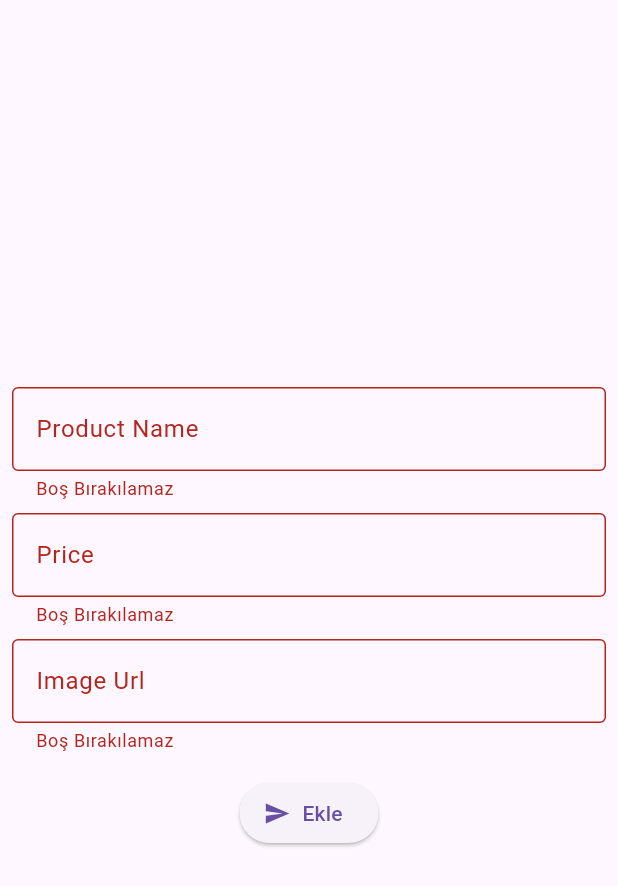
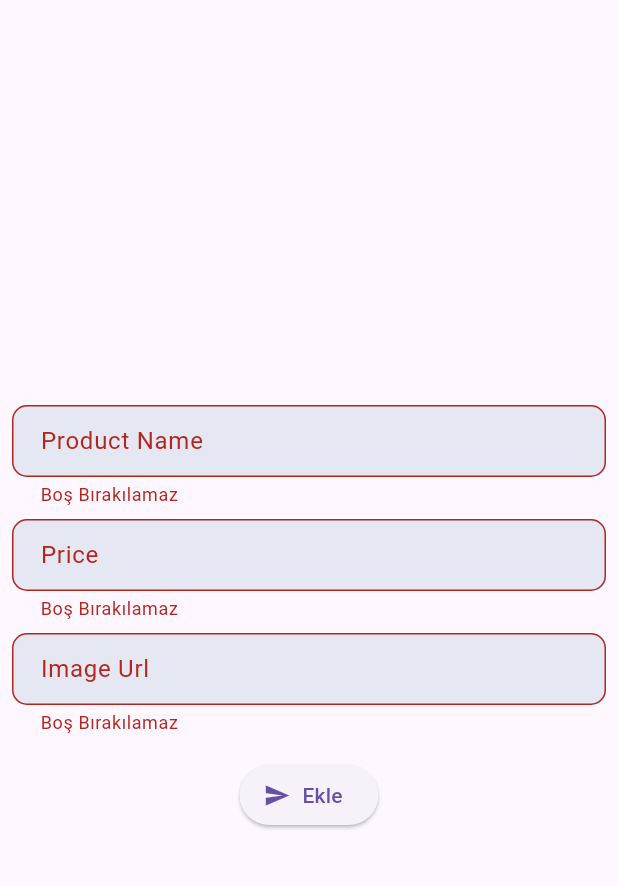
Before and after one commit to faarukbulut/todoapp, a Flutter app: the AddProductView screen opened directly, on a phone screen of 412 x 824 dp. Shown: the top 886 px of the screen. Run offline on Flutter 3.47's test engine with Material 3 defaults, Android fonts, the phone set to English and light mode, and no system bars; our stand-ins replace get.

```diff
--- /dev/null
+++ b/lib/core/components/buton/custom_buton.dart
@@ -0,0 +1,22 @@
+import 'package:flutter/material.dart';
+
+normalElevatedButon(Function function, Color color, String text) {
+  return ElevatedButton(
+    onPressed: (){ function(); },
+    style: ElevatedButton.styleFrom(
+      backgroundColor: color,
+      shape: RoundedRectangleBorder(
+        borderRadius: BorderRadius.circular(12),
+      ),
+    ),
+    child: Text(text, style: const TextStyle(color: Colors.white)),
+  );
+}
+
+iconElevatedButon(Function function, IconData icon, String text) {
+  return ElevatedButton.icon(
+    onPressed: (){ function(); },
+    icon: Icon(icon),
+    label: Text(text),
+  );
+}
--- a/lib/core/components/textfield/custom_styles.dart
+++ b/lib/core/components/textfield/custom_styles.dart
@@ -2,8 +2,35 @@
 
 InputDecoration customInputDecoration(String text) {
   return InputDecoration(
-    border: OutlineInputBorder(),
+    contentPadding: const EdgeInsets.symmetric(vertical: 7.0, horizontal: 15.0),
+    hintText: text,
+    hintStyle: const TextStyle(fontSize: 14),
     label: Text(text),
-    floatingLabelBehavior: FloatingLabelBehavior.auto
+    floatingLabelBehavior: FloatingLabelBehavior.auto,
+    border: OutlineInputBorder(
+      borderRadius: BorderRadius.circular(10),
+    ),
+    focusedBorder: OutlineInputBorder(
+      borderRadius: BorderRadius.circular(10),
+      borderSide: const BorderSide(
+        color: Color(0xffe5e7f2),
+      ),
+    ),
+    disabledBorder: OutlineInputBorder(
+      borderRadius: BorderRadius.circular(10),
+      borderSide: const BorderSide(
+        color: Color(0xffe5e7f2),
+      ),
+    ),
+    enabledBorder: OutlineInputBorder(
+      borderRadius: BorderRadius.circular(10),
+      borderSide: const BorderSide(
+        color: Color(0xffe5e7f2),
+      ),
+    ),
+    filled: true,
+    fillColor: const Color(0xffe5e7f2),
   );
+
+
 }
--- a/lib/core/constants/app_constants.dart
+++ b/lib/core/constants/app_constants.dart
@@ -1,4 +1,6 @@
 class AppConstants{
-  static String baseUrl = "https://firestore.googleapis.com/v1/projects/todoapp-66f82/databases/(default)/documents";
+  static String fireStoreUrl = "https://firestore.googleapis.com/v1/projects/todoapp-66f82/databases/(default)/documents";
+  static String authUrl = "https://identitytoolkit.googleapis.com/v1/accounts:signInWithPassword?key=";
+
   static String key = "AIzaSyD33SUkGX1b0bQPPHu0sdORG40LVms16r4";
 }
--- a/lib/main.dart
+++ b/lib/main.dart
@@ -1,6 +1,6 @@
 import 'package:flutter/material.dart';
 import 'package:get/get.dart';
-import 'package:todoapp/view/products/product_list_view.dart';
+import 'package:todoapp/view/auth/login/login_view.dart';
 
 void main() {
   runApp(const MyApp());
@@ -15,7 +15,7 @@ class MyApp extends StatelessWidget {
       defaultTransition: Transition.noTransition,
       transitionDuration: Duration(seconds: 0),
       debugShowCheckedModeBanner: false,
-      home: ProductListView(),
+      home: LoginView(),
     );
   }
 }
--- a/lib/view/products/update_product.dart
+++ b/lib/view/products/add_product_view.dart
@@ -1,42 +1,25 @@
 import 'package:flutter/material.dart';
 import 'package:get/get.dart';
-import 'package:todoapp/models/product.dart';
+import 'package:todoapp/core/components/buton/custom_buton.dart';
+import 'package:todoapp/models/products/product.dart';
 import 'package:todoapp/core/components/textfield/custom_styles.dart';
 import 'package:todoapp/view/products/product_list_view.dart';
 import 'package:todoapp/viewmodel/product_viewmodel.dart';
 
-class UpdateProductView extends StatefulWidget {
-  final String docId;
-  const UpdateProductView({super.key, required this.docId});
+class AddProductView extends StatefulWidget {
+  const AddProductView({super.key});
 
   @override
-  State<UpdateProductView> createState() => _UpdateProductViewState();
+  State<AddProductView> createState() => _AddProductViewState();
 }
 
-class _UpdateProductViewState extends State<UpdateProductView> {
+class _AddProductViewState extends State<AddProductView> {
   final ProductViewModel _productViewModel = Get.put(ProductViewModel());
 
   GlobalKey<FormState> formKey = GlobalKey();
   TextEditingController nameController = TextEditingController();
   TextEditingController priceController = TextEditingController();
   TextEditingController imageController = TextEditingController();
-
-  @override
-  void initState() {
-    super.initState();
-    init();
-  }
-
-  init() async{
-    await _productViewModel.getProduct(widget.docId);
-    await loadFormData();
-  }
-
-  loadFormData(){
-    nameController.text = _productViewModel.product.value.productName!;
-    priceController.text = _productViewModel.product.value.money.toString();
-    imageController.text = _productViewModel.product.value.imageUrl!;
-  }
 
   @override
   Widget build(BuildContext context) {
@@ -73,24 +56,22 @@ class _UpdateProductViewState extends State<UpdateProductView> {
               ),
 
               const SizedBox(height: 16),
-
-              ElevatedButton.icon(
-                onPressed: () async{
+              iconElevatedButon(
+                () async{
                   if(formKey.currentState!.validate()){
                     var model = Product(
-                      docId: widget.docId,
                       productName: nameController.text,
                       imageUrl: imageController.text,
                       money: int.parse(priceController.text),
                     );
 
-                    await _productViewModel.updateProduct(model);
+                    await _productViewModel.addProducts(model);
                     Get.offAll(() => const ProductListView() );
                   }
                 },
-                icon: const Icon(Icons.edit),
-                label: const Text('Güncelle'),
-              )
+                Icons.send,
+                'Ekle'
+              ),
             ],
           ),
         ),
@@ -99,4 +80,6 @@ class _UpdateProductViewState extends State<UpdateProductView> {
   }
 
 
+
+
 }
--- a/lib/view/products/add_product.dart
+++ b/lib/view/products/update_product_view.dart
@@ -1,24 +1,43 @@
 import 'package:flutter/material.dart';
 import 'package:get/get.dart';
-import 'package:todoapp/models/product.dart';
+import 'package:todoapp/core/components/buton/custom_buton.dart';
+import 'package:todoapp/models/products/product.dart';
 import 'package:todoapp/core/components/textfield/custom_styles.dart';
 import 'package:todoapp/view/products/product_list_view.dart';
 import 'package:todoapp/viewmodel/product_viewmodel.dart';
 
-class AddProductView extends StatefulWidget {
-  const AddProductView({super.key});
+class UpdateProductView extends StatefulWidget {
+  final String docId;
+  const UpdateProductView({super.key, required this.docId});
 
   @override
-  State<AddProductView> createState() => _AddProductViewState();
+  State<UpdateProductView> createState() => _UpdateProductViewState();
 }
 
-class _AddProductViewState extends State<AddProductView> {
+class _UpdateProductViewState extends State<UpdateProductView> {
   final ProductViewModel _productViewModel = Get.put(ProductViewModel());
 
   GlobalKey<FormState> formKey = GlobalKey();
   TextEditingController nameController = TextEditingController();
   TextEditingController priceController = TextEditingController();
   TextEditingController imageController = TextEditingController();
+
+  @override
+  void initState() {
+    super.initState();
+    init();
+  }
+
+  init() async{
+    await _productViewModel.getProduct(widget.docId);
+    await loadFormData();
+  }
+
+  loadFormData(){
+    nameController.text = _productViewModel.product.value.productName!;
+    priceController.text = _productViewModel.product.value.money.toString();
+    imageController.text = _productViewModel.product.value.imageUrl!;
+  }
 
   @override
   Widget build(BuildContext context) {
@@ -56,22 +75,23 @@ class _AddProductViewState extends State<AddProductView> {
 
               const SizedBox(height: 16),
 
-              ElevatedButton.icon(
-                onPressed: () async{
+              iconElevatedButon(
+                () async{
                   if(formKey.currentState!.validate()){
                     var model = Product(
+                      docId: widget.docId,
                       productName: nameController.text,
                       imageUrl: imageController.text,
                       money: int.parse(priceController.text),
                     );
 
-                    await _productViewModel.addProducts(model);
+                    await _productViewModel.updateProduct(model);
                     Get.offAll(() => const ProductListView() );
                   }
                 },
-                icon: const Icon(Icons.send),
-                label: const Text('Ekle'),
-              )
+                Icons.edit,
+                'Güncelle'
+              ),
             ],
           ),
         ),
```
Also changed, not shown: lib/models/login/login_request.dart (added, +29 -0 lines), lib/view/auth/login/login_view.dart (added, +111 -0 lines), lib/view/products/product_list_view.dart (+20 -31 lines), lib/viewmodel/login_viewmodel.dart (added, +23 -0 lines), lib/viewmodel/product_viewmodel.dart (+8 -12 lines), pubspec.yaml (+4 -52 lines), lib/models/products/product.dart (renamed from lib/models/product.dart).
